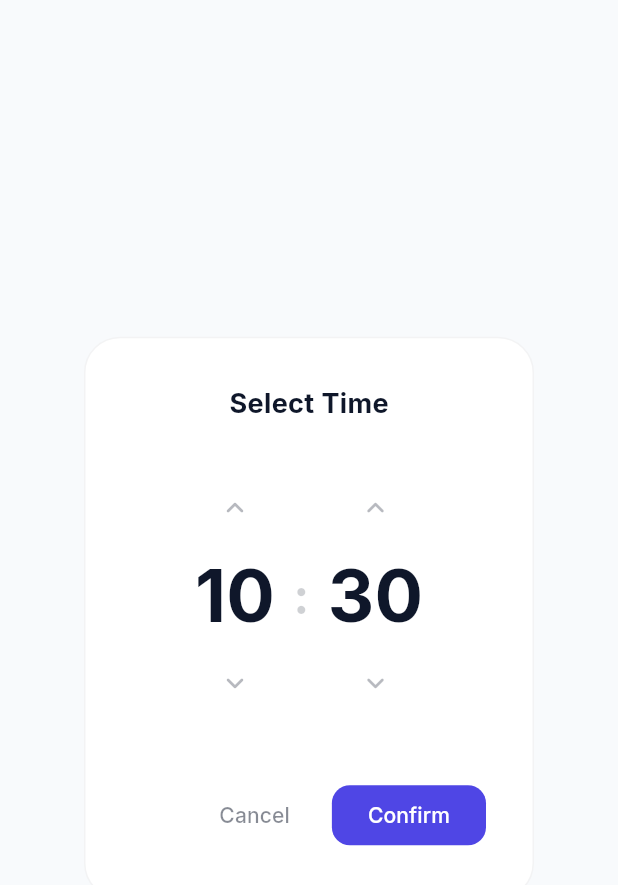
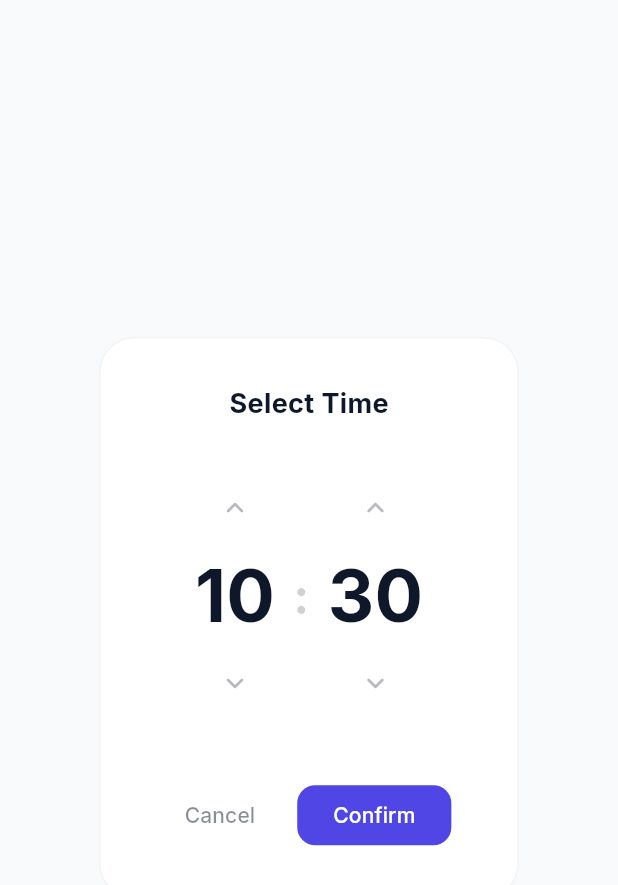
Before and after one commit to sebakri/ticktock, a Flutter app: the TimePickerDialog widget shown alone on an empty page, opened directly with empty values, on a phone screen of 412 x 824 dp. Shown: the top 885 px of the screen. Run offline on Flutter 3.47's test engine with Material 3 defaults, Android fonts, the phone set to English and light mode, and no system bars; our stand-ins replace google_fonts, sqflite; missing offline and left inert: hotkey_manager, tray_manager, window_manager; accounts and stored records are empty; statements that could not run were skipped.

Commit message:
Fix: resolve test failures and layout overflow in custom time picker
- Mocked getSelectedTags and saveSelectedTags in home_screen_test.dart.
- Refactored TimePickerDialog to prevent layout overflow by using min constraints.
- Updated edit_session_dialog_test.dart to correctly identify and interact with custom.TimePickerDialog.

```diff
--- a/lib/widgets/time_picker_dialog.dart
+++ b/lib/widgets/time_picker_dialog.dart
@@ -37,9 +37,8 @@ class _TimePickerDialogState extends State<TimePickerDialog> {
         borderRadius: BorderRadius.circular(24),
         side: BorderSide(color: onSurface.withOpacity(0.05)),
       ),
-      child: Container(
+      child: Padding(
         padding: const EdgeInsets.all(32),
-        width: 300,
         child: Column(
           mainAxisSize: MainAxisSize.min,
           children: [
@@ -54,6 +53,7 @@ class _TimePickerDialogState extends State<TimePickerDialog> {
             const SizedBox(height: 32),
             Row(
               mainAxisAlignment: MainAxisAlignment.center,
+              mainAxisSize: MainAxisSize.min,
               children: [
                 _buildUnitColumn('Hour', _hour, 23, (val) => setState(() => _hour = val)),
                 Padding(
@@ -73,6 +73,7 @@ class _TimePickerDialogState extends State<TimePickerDialog> {
             const SizedBox(height: 40),
             Row(
               mainAxisAlignment: MainAxisAlignment.end,
+              mainAxisSize: MainAxisSize.min,
               children: [
                 TextButton(
                   onPressed: () => Navigator.pop(context),
@@ -100,6 +101,7 @@ class _TimePickerDialogState extends State<TimePickerDialog> {
   Widget _buildUnitColumn(String label, int value, int max, Function(int) onChanged) {
     final onSurface = Theme.of(context).colorScheme.onSurface;
     return Column(
+      mainAxisSize: MainAxisSize.min,
       children: [
         IconButton(
           onPressed: () => onChanged((value + 1) % (max + 1)),
```
Also changed, not shown: 2 other files.
